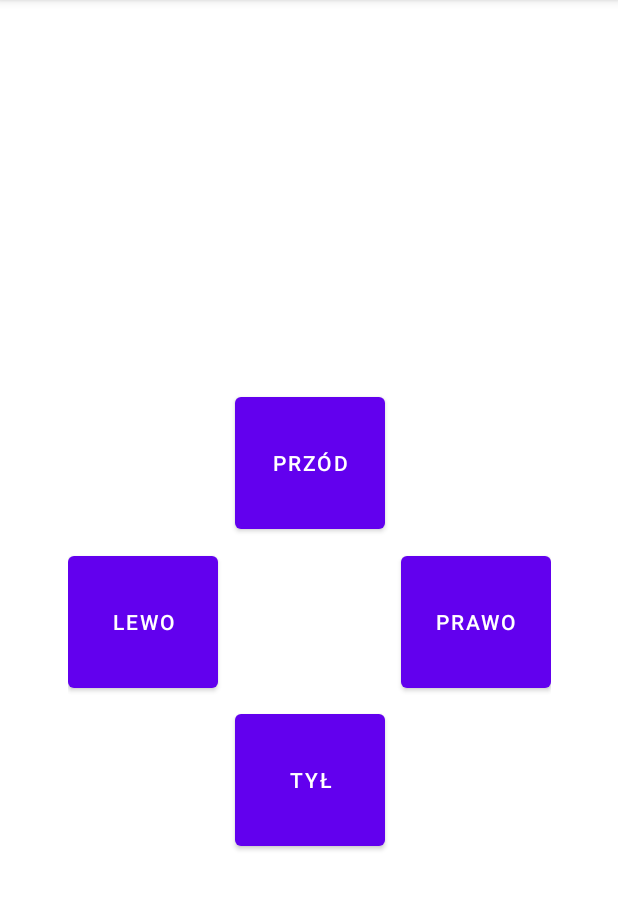
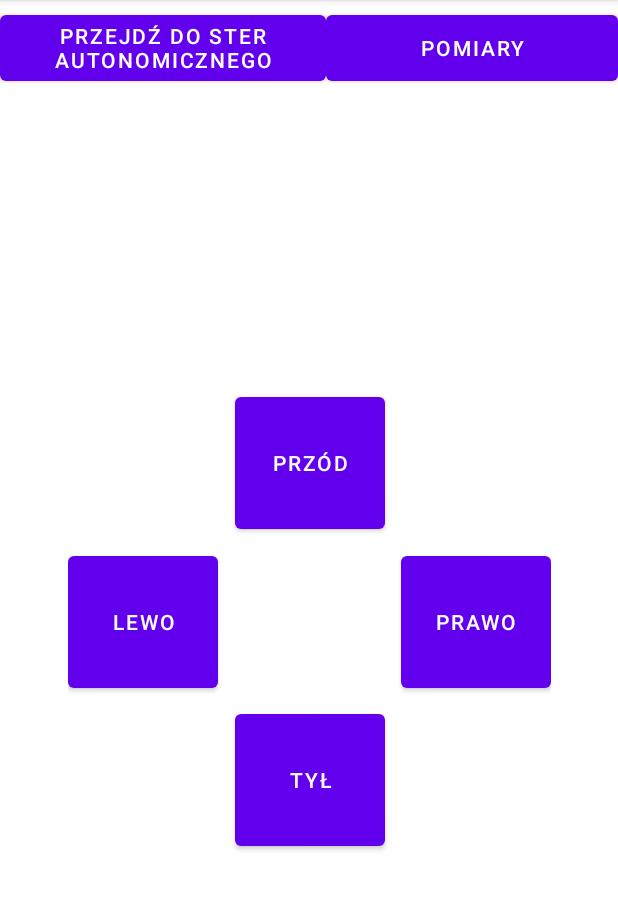
Before and after one commit to SlawomirJJ/maluch-aplikacja, an Android app: the MainActivity screen opened directly, with no data from a screen before it, on a phone screen of 412 x 824 dp, the part 84-994 px from its top. Run offline under Robolectric (Android 15) with nearby library versions, the phone set to English and light mode, and no system bars; our stand-ins replace Firebase (no records; nobody signed in at launch, a user with empty details on screens opened directly).

Commit message:
tryb auto przejścia

```diff
--- a/maluch3/app/src/main/AndroidManifest.xml
+++ b/maluch3/app/src/main/AndroidManifest.xml
@@ -9,7 +9,9 @@
         android:roundIcon="@mipmap/ic_launcher_round"
         android:supportsRtl="true"
         android:theme="@style/Theme.Maluch3">
-        <activity android:name=".RegisterActivity"></activity>
+        <activity android:name=".pomiaryActivity"></activity>
+        <activity android:name=".SterAutoActivity" />
+        <activity android:name=".RegisterActivity" />
         <activity android:name=".LoginActivity">
             <intent-filter>
                 <action android:name="android.intent.action.MAIN" />
@@ -17,7 +19,7 @@
                 <category android:name="android.intent.category.LAUNCHER" />
             </intent-filter>
         </activity>
-        <activity android:name=".MainActivity"></activity>
+        <activity android:name=".MainActivity" />
     </application>
 
 </manifest>
--- a/maluch3/app/src/main/res/layout-land/activity_main.xml
+++ b/maluch3/app/src/main/res/layout-land/activity_main.xml
@@ -5,6 +5,30 @@
     android:layout_width="match_parent"
     android:layout_height="match_parent"
     tools:context=".MainActivity">
+
+    <Button
+        android:id="@+id/btn_pomiary"
+        android:layout_width="169dp"
+        android:layout_height="65dp"
+        android:layout_marginBottom="10dp"
+        android:layout_weight="1"
+        android:text="pomiary"
+        app:layout_constraintBottom_toTopOf="@+id/btn_przejdz_do_auto"
+        app:layout_constraintEnd_toStartOf="@+id/linearLayout"
+        app:layout_constraintHorizontal_bias="0.5"
+        app:layout_constraintStart_toEndOf="@+id/linearLayout3" />
+
+    <Button
+        android:id="@+id/btn_przejdz_do_auto"
+        android:layout_width="164dp"
+        android:layout_height="90dp"
+        android:layout_marginBottom="3dp"
+        android:layout_weight="1"
+        android:text="przejdź do ster autonomicznego"
+        app:layout_constraintBottom_toTopOf="@+id/textViewTrasa"
+        app:layout_constraintEnd_toStartOf="@+id/linearLayout"
+        app:layout_constraintHorizontal_bias="0.5"
+        app:layout_constraintStart_toEndOf="@+id/linearLayout3" />
 
     <TextView
         android:id="@+id/textViewTrasa"
--- a/maluch3/app/src/main/res/layout-sw600dp/activity_main.xml
+++ b/maluch3/app/src/main/res/layout-sw600dp/activity_main.xml
@@ -36,7 +36,23 @@
         app:layout_constraintEnd_toEndOf="parent"
         app:layout_constraintHorizontal_bias="0.0"
         app:layout_constraintStart_toStartOf="parent"
-        app:layout_constraintTop_toTopOf="parent"></LinearLayout>
+        app:layout_constraintTop_toTopOf="parent">
+
+        <Button
+            android:id="@+id/btn_przejdz_do_auto"
+            android:layout_width="124dp"
+            android:layout_height="match_parent"
+            android:layout_weight="1"
+            android:text="przejdź do ster autonomicznego" />
+
+        <Button
+            android:id="@+id/btn_pomiary"
+            android:layout_width="wrap_content"
+            android:layout_height="match_parent"
+            android:layout_weight="1"
+            android:text="pomiary" />
+
+    </LinearLayout>
 
     <androidx.constraintlayout.widget.ConstraintLayout
         android:id="@+id/linearLayout3"
--- a/maluch3/app/src/main/res/layout/activity_main.xml
+++ b/maluch3/app/src/main/res/layout/activity_main.xml
@@ -15,7 +15,23 @@
         app:layout_constraintEnd_toEndOf="parent"
         app:layout_constraintHorizontal_bias="0.0"
         app:layout_constraintStart_toStartOf="parent"
-        app:layout_constraintTop_toTopOf="parent"></LinearLayout>
+        app:layout_constraintTop_toTopOf="parent">
+
+        <Button
+            android:id="@+id/btn_przejdz_do_auto"
+            android:layout_width="124dp"
+            android:layout_height="match_parent"
+            android:layout_weight="1"
+            android:text="przejdź do ster autonomicznego" />
+
+        <Button
+            android:id="@+id/btn_pomiary"
+            android:layout_width="wrap_content"
+            android:layout_height="match_parent"
+            android:layout_weight="1"
+            android:text="pomiary" />
+
+    </LinearLayout>
 
     <androidx.constraintlayout.widget.ConstraintLayout
         android:id="@+id/linearLayout3"
```
Also changed, not shown: maluch3/app/src/main/java/com/robo/maluch3/MainActivity.kt (+19 -10 lines), maluch3/app/src/main/java/com/robo/maluch3/SterAutoActivity.kt (added, +81 -0 lines), maluch3/app/src/main/java/com/robo/maluch3/Sterowanie.kt (+5 -3 lines), maluch3/app/src/main/java/com/robo/maluch3/pomiaryActivity.kt (added, +41 -0 lines), maluch3/app/src/main/res/layout/activity_pomiary.xml (added, +132 -0 lines), maluch3/app/src/main/res/layout/activity_ster_auto.xml (added, +103 -0 lines), maluch3/app/src/main/res/drawable/plansza.png (added), 2 other files.
